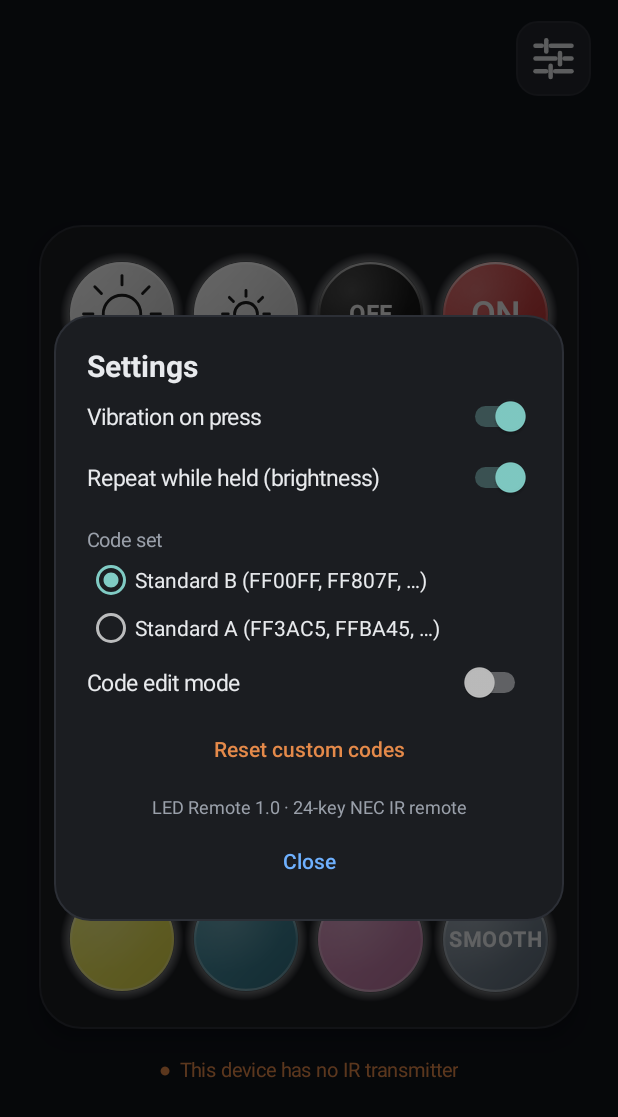
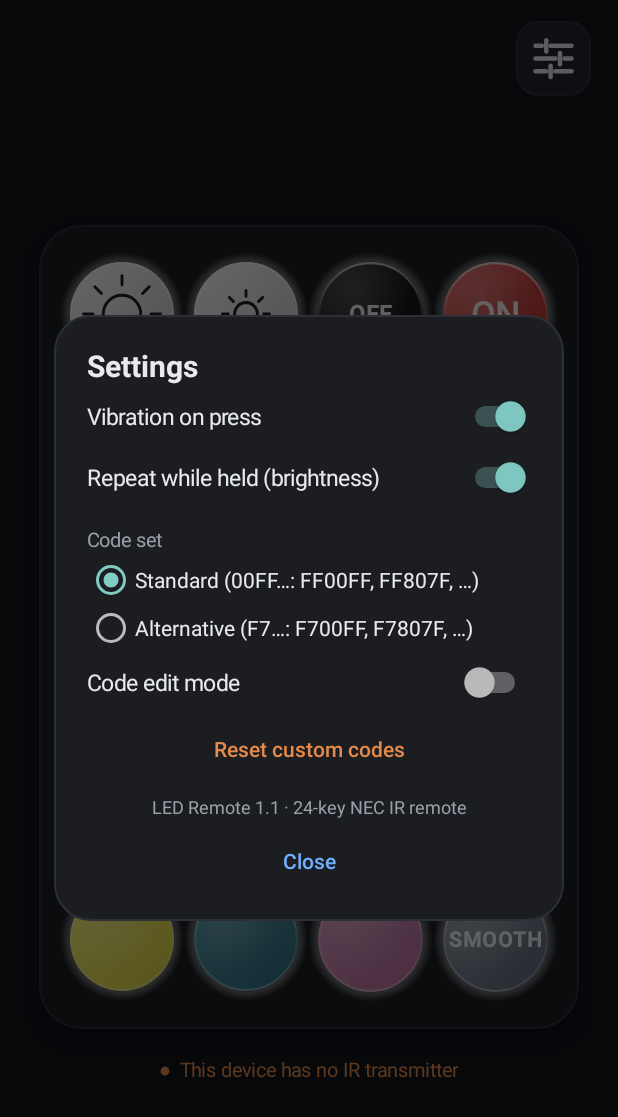
Before and after one commit to hasan0v/led-remote-mobile, an Android app: the screen it shows after launch (MainActivity), after a tap on "Settings", on a phone screen of 412 x 824 dp. Shown: the top 1117 px of the screen. Run offline under Robolectric (Android 15) with nearby library versions, the phone set to English and light mode, and no system bars.

Commit message:
Fix IR bit order and use the 24-key LED remote code map
Codes are now sent MSB-first as receivers print them, so 00FF807F is
address 0x00 / command 0x01. Presets cover the 24-key RGB remote with
NEC commands 0x00-0x17 on address 00FF (default) or F7.

Co-Authored-By: Claude Opus 5.5 <noreply@anthropic.com>
Claude-Session: https://claude.ai/code/session_01R4z2m1HDeweTpwztD45QdZ

```diff
--- a/app/src/main/AndroidManifest.xml
+++ b/app/src/main/AndroidManifest.xml
@@ -1,8 +1,8 @@
 <?xml version="1.0" encoding="utf-8"?>
 <manifest xmlns:android="http://schemas.android.com/apk/res/android"
     package="az.ledremote.app"
-    android:versionCode="1"
-    android:versionName="1.0.0">
+    android:versionCode="2"
+    android:versionName="1.1.0">
 
     <uses-sdk
         android:minSdkVersion="21"
--- a/app/src/main/java/az/ledremote/app/Prefs.java
+++ b/app/src/main/java/az/ledremote/app/Prefs.java
@@ -4,7 +4,7 @@ import android.content.Context;
 import android.content.SharedPreferences;
 
 final class Prefs {
-    private static final String CUSTOM = "code_";
+    private static final String CUSTOM = "code2_";
     private final SharedPreferences sp;
 
     Prefs(Context c) {
--- a/app/src/main/res/values/strings.xml
+++ b/app/src/main/res/values/strings.xml
@@ -5,8 +5,8 @@
     <string name="haptics">Vibration on press</string>
     <string name="hold_repeat">Repeat while held (brightness)</string>
     <string name="preset">Code set</string>
-    <string name="preset_b">Standard B (FF00FF, FF807F, …)</string>
-    <string name="preset_a">Standard A (FF3AC5, FFBA45, …)</string>
+    <string name="preset_b">Standard (00FF…: FF00FF, FF807F, …)</string>
+    <string name="preset_a">Alternative (F7…: F700FF, F7807F, …)</string>
     <string name="edit_mode">Code edit mode</string>
     <string name="edit_mode_hint">Tap a button to change its IR code</string>
     <string name="reset_codes">Reset custom codes</string>
@@ -20,5 +20,5 @@
     <string name="save">Save</string>
     <string name="cancel">Cancel</string>
     <string name="reset_one">Default</string>
-    <string name="about">LED Remote 1.0 · 24-key NEC IR remote</string>
+    <string name="about">LED Remote 1.1 · 24-key NEC IR remote</string>
 </resources>
```
Also changed, not shown: app/src/main/java/az/ledremote/app/Codes.java (+11 -20 lines), app/src/main/java/az/ledremote/app/IrController.java (+8 -6 lines), 2 other files.
